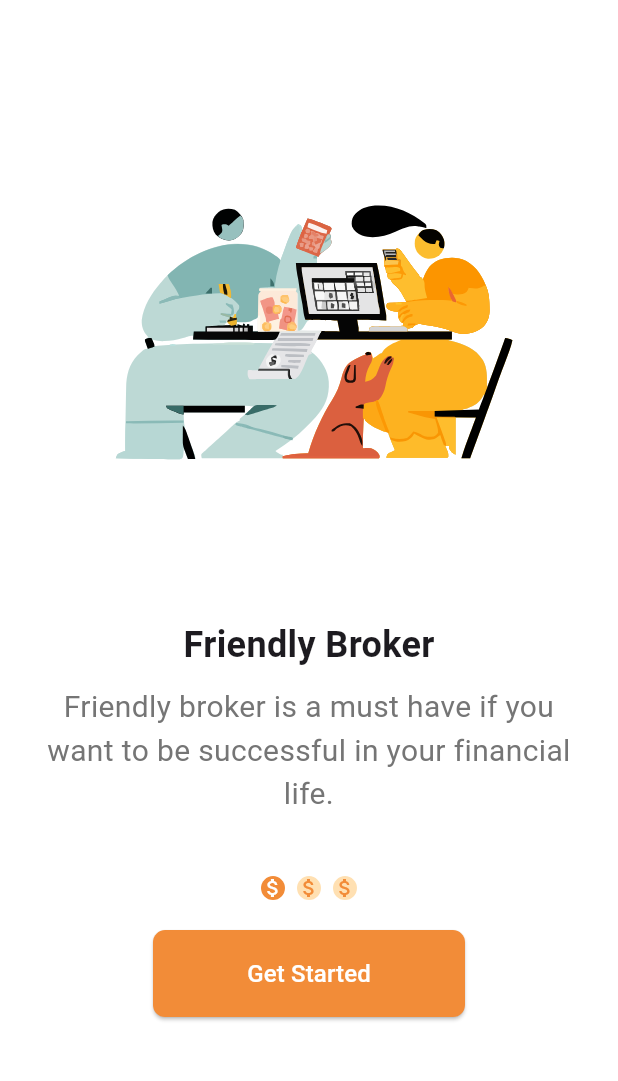
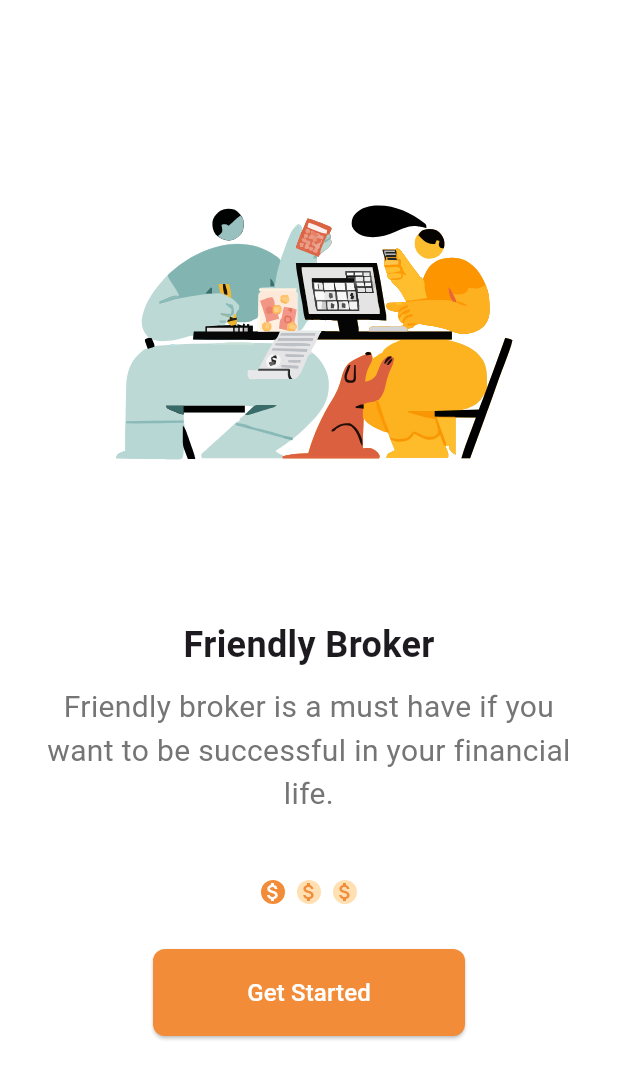
Before and after one commit to FatherAbrahamDeveloper/sample-flutter-onboarding-screen, a Flutter app: the screen it shows after launch, on a phone screen of 412 x 824 dp, the part 155-1236 px from its top. Run offline on Flutter 3.47's test engine with Material 3 defaults, Android fonts, the phone set to English and light mode, and no system bars; our stand-ins replace flutter_svg.

Commit message:
fixed indicator and get started button

```diff
--- a/lib/onboarding/onboarding_screen.dart
+++ b/lib/onboarding/onboarding_screen.dart
@@ -17,16 +17,16 @@ class _OnboardingScreenState extends State<OnboardingScreen> {
       body: SafeArea(
         child: Column(
           children: [
-          // Logo Section (Reduced top padding)
-          SizedBox(height: 76), // Adjusted from 76 to 40 for better spacing
+            // Logo Section (Fixed at the top)
+            SizedBox(height: 76),
             SvgPicture.asset(
               'assets/images/logo.svg',
-            width: 144.6, // Adjust size as needed
+              width: 144.6,
               height: 26.83,
             ),
-          SizedBox(height: 1), // Reduced space between logo and onboarding content
+            SizedBox(height: 1),
 
-          // PageView for Onboarding Screens
+            // PageView for Swiping Image and Text
             Expanded(
               child: PageView(
                 controller: _pageController,
@@ -41,31 +41,52 @@ class _OnboardingScreenState extends State<OnboardingScreen> {
                     description:
                         'Friendly broker is a must have if you want to be successful in your financial life.',
                     imagePath: 'assets/images/first_onboarding.svg',
-                  currentPage: _currentPage,
-                  pageIndex: 0,
-                  onGetStarted: goToHomeScreen,
                   ),
                   OnboardingPage(
                     title: 'Great Analytics',
                     description:
                         'Amazing analytics for you to keep track of your stocks, expenses, and currencies.',
                     imagePath: 'assets/images/second_onboarding.svg',
-                  currentPage: _currentPage,
-                  pageIndex: 1,
-                  onGetStarted: goToHomeScreen,
                   ),
                   OnboardingPage(
                     title: 'Compare Stocks',
                     description:
                         'Compare your stocks easily with the help of the free built-in compare feature in the app.',
                     imagePath: 'assets/images/third_onboarding.svg',
-                  currentPage: _currentPage,
-                  pageIndex: 2,
-                  onGetStarted: goToHomeScreen,
                   ),
                 ],
               ),
             ),
+
+            // Dot Indicators (Fixed at the bottom)
+            Padding(
+              padding: const EdgeInsets.symmetric(horizontal: 20.0),
+              child: Row(
+                mainAxisAlignment: MainAxisAlignment.center,
+                children: List.generate(3, (index) => buildDot(index)),
+              ),
+            ),
+            SizedBox(height: 20),
+
+            // Get Started Button (Fixed at the bottom)
+            Padding(
+              padding: const EdgeInsets.symmetric(horizontal: 20.0, vertical: 10.0),
+              child: ElevatedButton(
+                onPressed: goToHomeScreen,
+                style: ElevatedButton.styleFrom(
+                  backgroundColor: Color(0xFFF28C38),
+                  shape: RoundedRectangleBorder(
+                    borderRadius: BorderRadius.circular(8),
+                  ),
+                  minimumSize: Size(208, 58),
+                ),
+                child: Text(
+                  'Get Started',
+                  style: TextStyle(color: Colors.white, fontSize: 16),
+                ),
+              ),
+            ),
+            SizedBox(height: 20), // Add some bottom padding
           ],
         ),
       ),
@@ -78,23 +99,38 @@ class _OnboardingScreenState extends State<OnboardingScreen> {
       MaterialPageRoute(builder: (context) => HomeScreen()),
     );
   }
+
+  Widget buildDot(int index) {
+    bool isSelected = _currentPage == index;
+
+    return Container(
+      margin: EdgeInsets.symmetric(horizontal: 4.0),
+      height: 16.0,
+      width: 16.0,
+      decoration: BoxDecoration(
+        shape: BoxShape.circle,
+        color: isSelected ? Color(0xFFF28C38) : Color(0xFFFFE0B2),
+      ),
+      child: Center(
+        child: Icon(
+          Icons.attach_money,
+          color: isSelected ? Colors.white : Color(0xFFF28C38),
+          size: 16.0,
+        ),
+      ),
+    );
+  }
 }
 
 class OnboardingPage extends StatelessWidget {
   final String title;
   final String description;
   final String imagePath;
-  final int currentPage;
-  final int pageIndex;
-  final VoidCallback onGetStarted;
 
   OnboardingPage({
     required this.title,
     required this.description,
     required this.imagePath,
-    required this.currentPage,
-    required this.pageIndex,
-    required this.onGetStarted,
   });
 
   @override
@@ -125,54 +161,8 @@ class OnboardingPage extends StatelessWidget {
             textAlign: TextAlign.center,
             style: TextStyle(fontSize: 20, color: Color(0xFF757575)),
           ),
-          SizedBox(height: 40),
-
-          // Dot Indicators
-          Row(
-            mainAxisAlignment: MainAxisAlignment.center,
-            children: List.generate(3, (index) => buildDot(index)),
-          ),
-          SizedBox(height: 20),
-
-          // Get Started Button
-          ElevatedButton(
-            onPressed: onGetStarted,
-            style: ElevatedButton.styleFrom(
-              backgroundColor: Color(0xFFF28C38),
-              shape: RoundedRectangleBorder(
-                borderRadius: BorderRadius.circular(8),
-              ),
-              minimumSize: Size(208, 58),
-            ),
-            child: Text(
-              'Get Started',
-              style: TextStyle(color: Colors.white, fontSize: 16),
-            ),
-          ),
         ],
       ),
     );
   }
-
-
-  Widget buildDot(int index) {
-  bool isSelected = currentPage == index;
-
-  return Container(
-    margin: EdgeInsets.symmetric(horizontal: 4.0),
-    height: 16.0, // Increased for better visibility
-    width: 16.0,
-    decoration: BoxDecoration(
-      shape: BoxShape.circle,
-      color: isSelected ? Color(0xFFF28C38) : Color(0xFFFFE0B2), // Bright & faded orange
-    ),
-    child: Center(
-      child: Icon(
-        Icons.attach_money,
-        color: isSelected ? Colors.white : Color(0xFFF28C38), // White on selected, orange on faded
-        size: 16.0,
-      ),
-    ),
-  );
 }
-}
```
Lines whose indentation alone changed are shown as unchanged.
